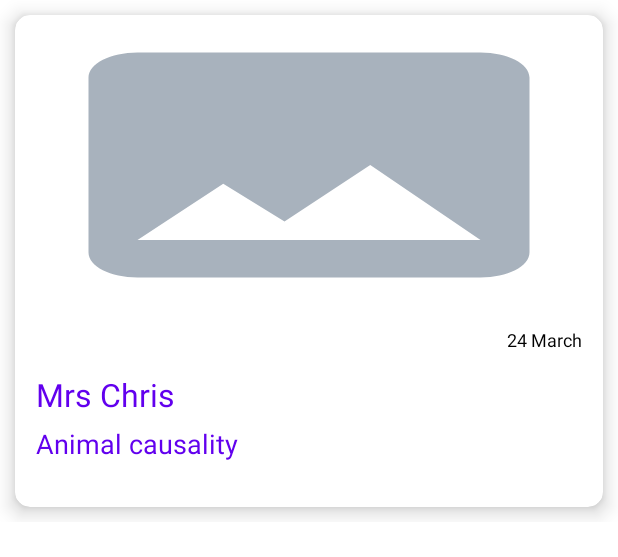
After one commit to manishChouddhary/CleanArchitecture, an Android app: the layout item_post.xml on its own in the app's theme, with its tools: preview values and no code run, on a phone screen of 412 x 824 dp. The commit adds this screen. Shown: the top 557 px of the screen. Run offline under Robolectric (Android 15) with nearby library versions, the phone set to English and light mode, and no system bars; network calls fail.

Commit message:
Added view binding and data binding Added Image loading with coil

```diff
--- a/app/src/main/java/com/rxsense/cleanarchitecture/CleanArchApplication.kt
+++ b/app/src/main/java/com/rxsense/cleanarchitecture/CleanArchApplication.kt
@@ -27,7 +27,7 @@ class CleanArchApplication : Application(), HasAndroidInjector {
     override fun onCreate() {
         super.onCreate()
         diComponent = DaggerDIComponent.builder()
-            .appModule(DIModule())
+            .appModule(DIModule(this))
             .application(applicationContext)
             .build()
         diComponent.inject(this)
--- a/app/src/main/java/com/rxsense/cleanarchitecture/datacomponent/Repository.kt
+++ b/app/src/main/java/com/rxsense/cleanarchitecture/datacomponent/Repository.kt
@@ -1,7 +1,6 @@
 package com.rxsense.cleanarchitecture.datacomponent
 
 import com.rxsense.cleanarchitecture.commoncomponents.Resource
-import com.rxsense.cleanarchitecture.datacomponent.model.Post
 import com.rxsense.cleanarchitecture.datacomponent.model.PostListResponse
 import com.rxsense.cleanarchitecture.datacomponent.networkservice.IService
 import com.rxsense.cleanarchitecture.domain.IRepository
--- a/app/src/main/java/com/rxsense/cleanarchitecture/datacomponent/model/Owner.kt
+++ b/app/src/main/java/com/rxsense/cleanarchitecture/datacomponent/model/Owner.kt
@@ -11,13 +11,13 @@ data class Owner(
     @Json(name = "email")
     val email: String?,
     @Json(name = "firstName")
-    val firstName: String?,
+    val firstName: String,
     @Json(name = "id")
     val id: String?,
     @Json(name = "lastName")
-    val lastName: String?,
+    val lastName: String,
     @Json(name = "picture")
     val picture: String?,
     @Json(name = "title")
-    val title: String?
+    val title: String
 )
--- a/app/src/main/java/com/rxsense/cleanarchitecture/datacomponent/model/PostListResponse.kt
+++ b/app/src/main/java/com/rxsense/cleanarchitecture/datacomponent/model/PostListResponse.kt
@@ -9,7 +9,7 @@ import com.squareup.moshi.JsonClass
 @JsonClass(generateAdapter = true)
 data class PostListResponse(
     @Json(name = "data")
-    val data: List<Post>?,
+    val data: List<NetworkPost>?,
     @Json(name = "limit")
     val limit: Int?,
     @Json(name = "offset")
--- a/app/src/main/java/com/rxsense/cleanarchitecture/viewcomponent/MainViewModel.kt
+++ b/app/src/main/java/com/rxsense/cleanarchitecture/viewcomponent/MainViewModel.kt
@@ -3,7 +3,7 @@ package com.rxsense.cleanarchitecture.viewcomponent
 import androidx.lifecycle.MutableLiveData
 import androidx.lifecycle.ViewModel
 import com.rxsense.cleanarchitecture.commoncomponents.Resource
-import com.rxsense.cleanarchitecture.datacomponent.model.Post
+import com.rxsense.cleanarchitecture.domain.models.Post
 import com.rxsense.cleanarchitecture.domain.usecase.LoadPosts
 import io.reactivex.android.schedulers.AndroidSchedulers
 import io.reactivex.disposables.CompositeDisposable
--- /dev/null
+++ b/app/src/main/res/drawable/ic_error_placeholder.xml
@@ -0,0 +1,5 @@
+<vector android:height="24dp" android:tint="#A8B2BD"
+    android:viewportHeight="24" android:viewportWidth="24"
+    android:width="24dp" xmlns:android="http://schemas.android.com/apk/res/android">
+    <path android:fillColor="@android:color/white" android:pathData="M21,5v6.59l-3,-3.01 -4,4.01 -4,-4 -4,4 -3,-3.01L3,5c0,-1.1 0.9,-2 2,-2h14c1.1,0 2,0.9 2,2zM18,11.42l3,3.01L21,19c0,1.1 -0.9,2 -2,2L5,21c-1.1,0 -2,-0.9 -2,-2v-6.58l3,2.99 4,-4 4,4 4,-3.99z"/>
+</vector>
--- /dev/null
+++ b/app/src/main/res/drawable/ic_placeholder.xml
@@ -0,0 +1,5 @@
+<vector android:height="24dp" android:tint="#A8B2BD"
+    android:viewportHeight="24" android:viewportWidth="24"
+    android:width="24dp" xmlns:android="http://schemas.android.com/apk/res/android">
+    <path android:fillColor="@android:color/white" android:pathData="M21,19V5c0,-1.1 -0.9,-2 -2,-2H5c-1.1,0 -2,0.9 -2,2v14c0,1.1 0.9,2 2,2h14c1.1,0 2,-0.9 2,-2zM8.5,13.5l2.5,3.01L14.5,12l4.5,6H5l3.5,-4.5z"/>
+</vector>
--- /dev/null
+++ b/app/src/main/res/layout/item_post.xml
@@ -0,0 +1,95 @@
+<?xml version="1.0" encoding="utf-8"?>
+<layout>
+
+    <data>
+
+        <variable
+            name="post"
+            type="com.rxsense.cleanarchitecture.domain.models.Post" />
+    </data>
+
+    <androidx.constraintlayout.widget.ConstraintLayout xmlns:android="http://schemas.android.com/apk/res/android"
+        xmlns:app="http://schemas.android.com/apk/res-auto"
+        xmlns:tools="http://schemas.android.com/tools"
+        android:layout_width="match_parent"
+        android:layout_height="wrap_content">
+
+        <androidx.cardview.widget.CardView
+            android:layout_width="match_parent"
+            android:layout_height="wrap_content"
+            android:layout_marginBottom="5dp"
+            app:cardBackgroundColor="@color/white"
+            app:cardPreventCornerOverlap="false"
+            app:cardCornerRadius="10dp"
+            app:cardElevation="8dp"
+            android:layout_margin="10dp"
+            app:layout_constraintBottom_toBottomOf="parent"
+            app:layout_constraintEnd_toEndOf="parent"
+            app:layout_constraintStart_toStartOf="parent"
+            app:layout_constraintTop_toTopOf="parent">
+
+            <androidx.constraintlayout.widget.ConstraintLayout
+                android:layout_width="match_parent"
+                android:layout_height="match_parent">
+
+                <ImageView
+                    android:id="@+id/ivPost"
+                    android:layout_width="0dp"
+                    android:layout_height="200dp"
+                    android:contentDescription="@string/post"
+                    android:scaleType="fitXY"
+                    android:src="@drawable/ic_placeholder"
+                    app:layout_constraintEnd_toEndOf="parent"
+                    app:layout_constraintStart_toStartOf="parent"
+                    app:layout_constraintTop_toTopOf="parent" />
+
+                <TextView
+                    android:id="@+id/tvOwner"
+                    android:layout_width="wrap_content"
+                    android:layout_height="wrap_content"
+                    android:layout_marginStart="14dp"
+                    android:layout_marginTop="14dp"
+                    android:text="@{post.ownerName}"
+                    android:textColor="@color/design_default_color_primary"
+                    android:textSize="21sp"
+                    app:layout_constraintEnd_toEndOf="parent"
+                    app:layout_constraintHorizontal_bias="0"
+                    app:layout_constraintStart_toStartOf="parent"
+                    app:layout_constraintTop_toBottomOf="@+id/tvPostTime"
+                    tools:text="Mrs Chris" />
+
+                <TextView
+                    android:id="@+id/tvPostText"
+                    android:layout_width="match_parent"
+                    android:layout_height="wrap_content"
+                    android:layout_marginStart="14dp"
+                    android:layout_marginTop="6dp"
+                    android:layout_marginEnd="14dp"
+                    android:layout_marginBottom="30dp"
+                    android:text="@{post.postText}"
+                    android:textColor="@color/design_default_color_primary"
+                    android:textSize="18sp"
+                    app:layout_constraintBottom_toBottomOf="parent"
+                    app:layout_constraintEnd_toEndOf="parent"
+                    app:layout_constraintHorizontal_bias="0"
+                    app:layout_constraintStart_toStartOf="parent"
+                    app:layout_constraintTop_toBottomOf="@+id/tvOwner"
+                    tools:text="Animal causality" />
+
+                <TextView
+                    android:id="@+id/tvPostTime"
+                    android:layout_width="wrap_content"
+                    android:layout_height="wrap_content"
+                    android:layout_marginEnd="14dp"
+                    android:layout_marginTop="8dp"
+                    android:text="@{post.publishDate}"
+                    android:textColor="@color/design_default_color_on_secondary"
+                    android:textSize="12sp"
+                    app:layout_constraintEnd_toEndOf="parent"
+                    app:layout_constraintHorizontal_bias="0"
+                    app:layout_constraintTop_toBottomOf="@+id/ivPost"
+                    tools:text="24 March" />
+            </androidx.constraintlayout.widget.ConstraintLayout>
+        </androidx.cardview.widget.CardView>
+    </androidx.constraintlayout.widget.ConstraintLayout>
+</layout>
--- a/app/src/main/res/values/strings.xml
+++ b/app/src/main/res/values/strings.xml
@@ -1,3 +1,4 @@
 <resources>
     <string name="app_name">CleanArchitecture</string>
+    <string name="post">Post Image</string>
 </resources>
```
Also changed, not shown: app/build.gradle (+8 -0 lines), app/src/main/java/com/rxsense/cleanarchitecture/commoncomponents/StringExtension.kt (added, +16 -0 lines), app/src/main/java/com/rxsense/cleanarchitecture/datacomponent/model/NetworkPost.kt (renamed from app/src/main/java/com/rxsense/cleanarchitecture/datacomponent/model/Post.kt, +6 -6 lines), app/src/main/java/com/rxsense/cleanarchitecture/domain/models/Post.kt (added, +12 -0 lines), app/src/main/java/com/rxsense/cleanarchitecture/domain/usecase/LoadPosts.kt (+12 -3 lines), app/src/main/java/com/rxsense/cleanarchitecture/dpendencyinjection/DIModule.kt (+22 -1 lines), app/src/main/java/com/rxsense/cleanarchitecture/viewcomponent/MainActivity.kt (+23 -6 lines), app/src/main/java/com/rxsense/cleanarchitecture/viewcomponent/PostsAdapter.kt (added, +57 -0 lines), app/src/main/res/layout/activity_main.xml (+8 -9 lines).
